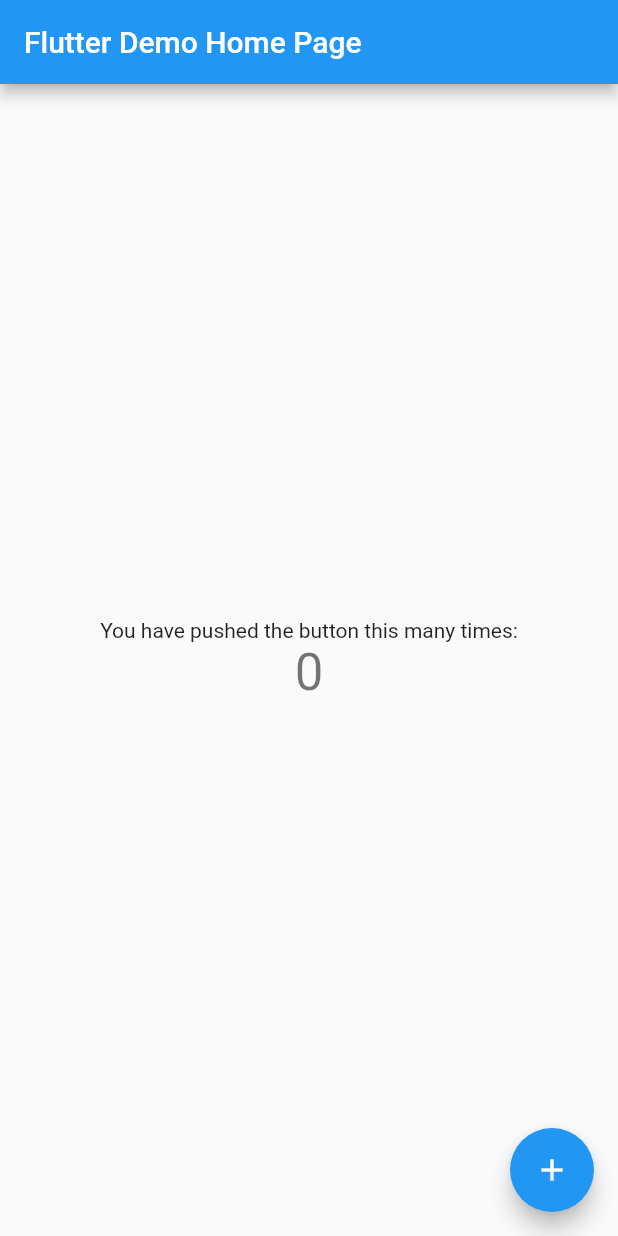
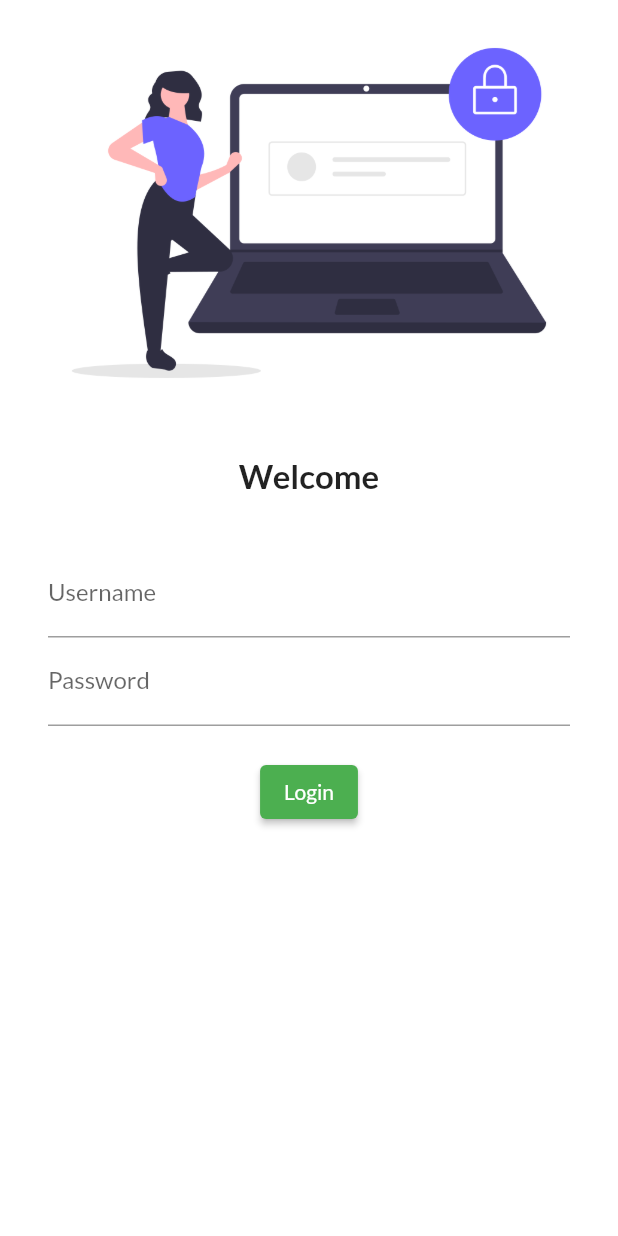
Before and after one commit to Sumitroy12/Flutter, a Flutter app: the screen it shows after launch, on a phone screen of 412 x 824 dp. Run offline on Flutter 3.47's test engine with Material 2 defaults, Android fonts, the phone set to English and light mode, and no system bars; our stand-ins replace google_fonts.

Commit message:
Basic login page created

```diff
--- a/rcm_app/lib/main.dart
+++ b/rcm_app/lib/main.dart
@@ -1,115 +1,31 @@
 import 'package:flutter/material.dart';
+import 'package:google_fonts/google_fonts.dart';
+import 'package:rcm_app/pages/homepage.dart';
+import 'package:rcm_app/pages/loginPage.dart';
 
 void main() {
-  runApp(const MyApp());
+  runApp(MyApp());
 }
 
 class MyApp extends StatelessWidget {
   const MyApp({Key? key}) : super(key: key);
 
-  // This widget is the root of your application.
   @override
   Widget build(BuildContext context) {
     return MaterialApp(
-      title: 'Flutter Demo',
+      themeMode: ThemeMode.light,
       theme: ThemeData(
-        // This is the theme of your application.
-        //
-        // Try running your application with "flutter run". You'll see the
-        // application has a blue toolbar. Then, without quitting the app, try
-        // changing the primarySwatch below to Colors.green and then invoke
-        // "hot reload" (press "r" in the console where you ran "flutter run",
-        // or simply save your changes to "hot reload" in a Flutter IDE).
-        // Notice that the counter didn't reset back to zero; the application
-        // is not restarted.
-        primarySwatch: Colors.blue,
+        primarySwatch: Colors.green,
+        fontFamily: GoogleFonts.lato().fontFamily,
+        // primaryTextTheme: GoogleFonts.latoTextTheme()
       ),
-      home: const MyHomePage(title: 'Flutter Demo Home Page'),
+      darkTheme: ThemeData(brightness: Brightness.dark),
+      // initialRoute: "/home",
+      routes: {
+        "/": (context) => LoginPage(),
+        "/home": (context) => Homepage(),
+        "/login": (context) => LoginPage(),
+      },
     );
   }
 }
-
-class MyHomePage extends StatefulWidget {
-  const MyHomePage({Key? key, required this.title}) : super(key: key);
-
-  // This widget is the home page of your application. It is stateful, meaning
-  // that it has a State object (defined below) that contains fields that affect
-  // how it looks.
-
-  // This class is the configuration for the state. It holds the values (in this
-  // case the title) provided by the parent (in this case the App widget) and
-  // used by the build method of the State. Fields in a Widget subclass are
-  // always marked "final".
-
-  final String title;
-
-  @override
-  State<MyHomePage> createState() => _MyHomePageState();
-}
-
-class _MyHomePageState extends State<MyHomePage> {
-  int _counter = 0;
-
-  void _incrementCounter() {
-    setState(() {
-      // This call to setState tells the Flutter framework that something has
-      // changed in this State, which causes it to rerun the build method below
-      // so that the display can reflect the updated values. If we changed
-      // _counter without calling setState(), then the build method would not be
-      // called again, and so nothing would appear to happen.
-      _counter++;
-    });
-  }
-
-  @override
-  Widget build(BuildContext context) {
-    // This method is rerun every time setState is called, for instance as done
-    // by the _incrementCounter method above.
-    //
-    // The Flutter framework has been optimized to make rerunning build methods
-    // fast, so that you can just rebuild anything that needs updating rather
-    // than having to individually change instances of widgets.
-    return Scaffold(
-      appBar: AppBar(
-        // Here we take the value from the MyHomePage object that was created by
-        // the App.build method, and use it to set our appbar title.
-        title: Text(widget.title),
-      ),
-      body: Center(
-        // Center is a layout widget. It takes a single child and positions it
-        // in the middle of the parent.
-        child: Column(
-          // Column is also a layout widget. It takes a list of children and
-          // arranges them vertically. By default, it sizes itself to fit its
-          // children horizontally, and tries to be as tall as its parent.
-          //
-          // Invoke "debug painting" (press "p" in the console, choose the
-          // "Toggle Debug Paint" action from the Flutter Inspector in Android
-          // Studio, or the "Toggle Debug Paint" command in Visual Studio Code)
-          // to see the wireframe for each widget.
-          //
-          // Column has various properties to control how it sizes itself and
-          // how it positions its children. Here we use mainAxisAlignment to
-          // center the children vertically; the main axis here is the vertical
-          // axis because Columns are vertical (the cross axis would be
-          // horizontal).
-          mainAxisAlignment: MainAxisAlignment.center,
-          children: <Widget>[
-            const Text(
-              'You have pushed the button this many times:',
-            ),
-            Text(
-              '$_counter',
-              style: Theme.of(context).textTheme.headline4,
-            ),
-          ],
-        ),
-      ),
-      floatingActionButton: FloatingActionButton(
-        onPressed: _incrementCounter,
-        tooltip: 'Increment',
-        child: const Icon(Icons.add),
-      ), // This trailing comma makes auto-formatting nicer for build methods.
-    );
-  }
-}
--- /dev/null
+++ b/rcm_app/lib/pages/homepage.dart
@@ -0,0 +1,19 @@
+import 'package:flutter/material.dart';
+
+class Homepage extends StatelessWidget {
+  const Homepage({Key? key}) : super(key: key);
+
+  @override
+  Widget build(BuildContext context) {
+    var days = 30;
+    return Scaffold(
+      appBar: AppBar(
+        title: Text("Catalog App"),
+      ),
+      body: Center(
+          child:
+              Container(child: Text("Welcome to the end of $days workshop"))),
+      drawer: Drawer(),
+    );
+  }
+}
--- /dev/null
+++ b/rcm_app/lib/pages/loginPage.dart
@@ -0,0 +1,60 @@
+import 'package:flutter/material.dart';
+
+class LoginPage extends StatelessWidget {
+  const LoginPage({Key? key}) : super(key: key);
+
+  @override
+  Widget build(BuildContext context) {
+    return Material(
+        color: Colors.white,
+        child: Column(
+          children: [
+            Image.asset(
+              "assets/login_image.png",
+              fit: BoxFit.cover,
+            ),
+            SizedBox(
+              height: 20.0,
+            ),
+            Text("Welcome",
+                style: TextStyle(
+                  fontSize: 22,
+                  fontWeight: FontWeight.bold,
+                )),
+            SizedBox(
+              height: 20.0,
+            ),
+            Padding(
+              padding:
+                  const EdgeInsets.symmetric(vertical: 16.0, horizontal: 32.0),
+              child: Column(
+                children: [
+                  TextFormField(
+                    decoration: InputDecoration(
+                      hintText: "Enter username",
+                      labelText: "Username",
+                    ),
+                  ),
+                  TextFormField(
+                    obscureText: true,
+                    decoration: InputDecoration(
+                      hintText: "Enter your password",
+                      labelText: "Password",
+                    ),
+                  ),
+                  SizedBox(
+                    height: 20.0,
+                  ),
+                  ElevatedButton(
+                      onPressed: () {
+                        print("Logged in Succesfully");
+                      },
+                      child: Text("Login"),
+                      style: TextButton.styleFrom())
+                ],
+              ),
+            ),
+          ],
+        ));
+  }
+}
```
Also changed, not shown: rcm_app/pubspec.yaml (+4 -5 lines), rcm_app/assets/login_image.png (added), rcm_app/pubspec.lock.
